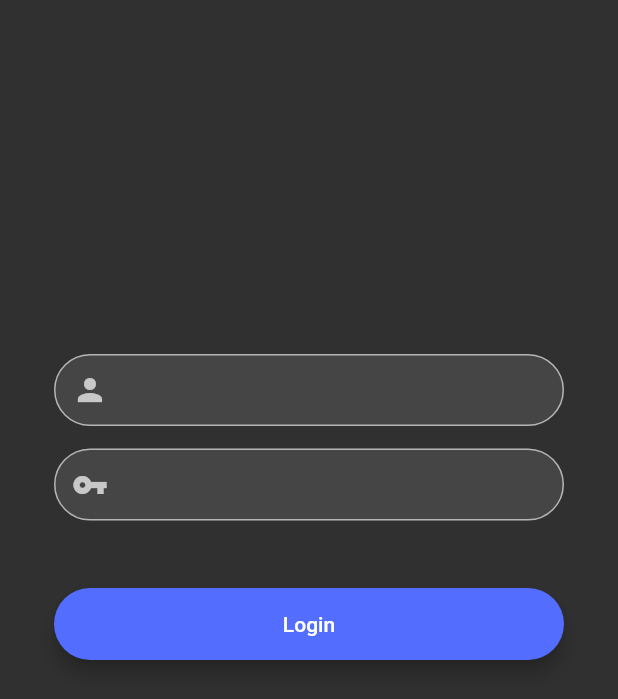
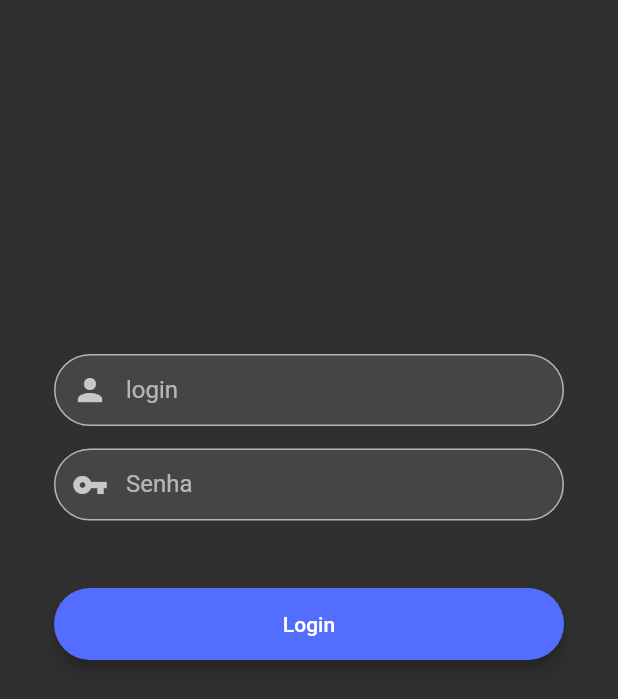
Before and after one commit to mateusconrad/helptask, a Flutter app: the screen it shows after launch, on a phone screen of 412 x 824 dp. Shown: the top 699 px of the screen. Run offline on Flutter 3.47's test engine with Material 2 defaults, Android fonts, the light colour scheme and no system bars.

Commit message:
label e hint nos campos de login

```diff
--- a/lib/login.dart
+++ b/lib/login.dart
@@ -28,15 +28,18 @@ class _LoginState extends State<Login> {
             children: <Widget>[
               SizedBox(height: 200),
               _widgetText(
-                Icons.person,
+                iconField = Icons.person,
                 "login",
                 "Digite o usuário",
+                controller: _cLogin,
               ),
               SizedBox(height: 15.0),
               _widgetText(
-                Icons.vpn_key,
+                iconField = Icons.vpn_key,
                 "Senha",
                 "Digite a senha",
+                password: true,
+                controller: _cPassw,
               ),
 
               SizedBox(height: 45.0),
@@ -76,7 +79,8 @@ class _LoginState extends State<Login> {
                 filled: true,
                 contentPadding: EdgeInsets.fromLTRB(15, 10, 15, 10),
                 prefixIcon: Icon(iconField),
-                //iconField,
+                labelText: label,
+                hintText: hint,
                 // prefixIcon: Icon(Icons.person),
               ),
             );
```
